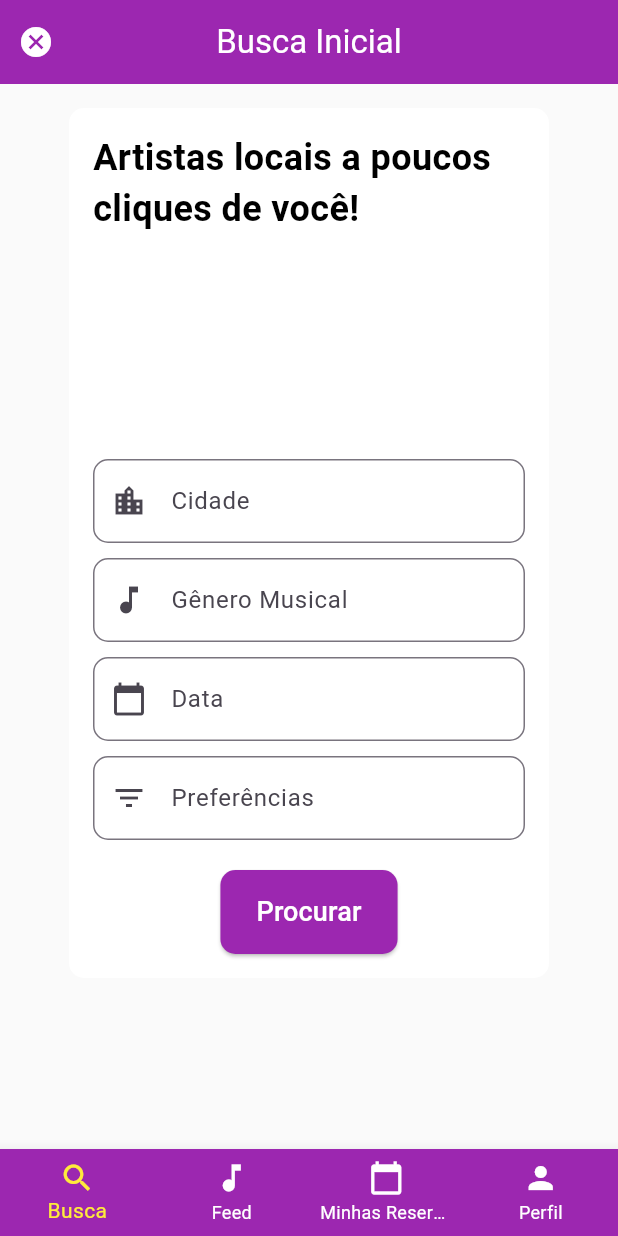
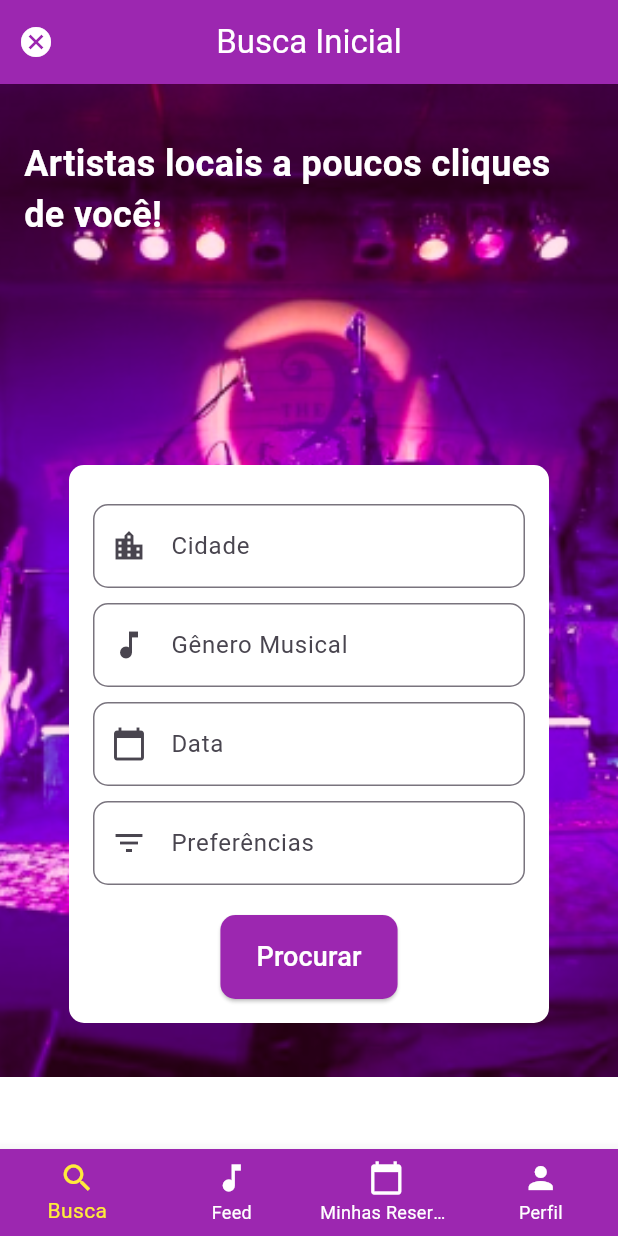
Before and after one commit to antoniosereno95/marcasom, a Flutter app: the BuscaInicial screen opened by its route, on a phone screen of 412 x 824 dp. Run offline on Flutter 3.47's test engine with Material 3 defaults, Android fonts, the phone set to English and light mode, and no system bars; our stand-ins replace flutter_svg.

Commit message:
Adicionando Imagem de background

```diff
--- a/lib/screens/buscaInicial.dart
+++ b/lib/screens/buscaInicial.dart
@@ -1,24 +1,47 @@
 import 'package:flutter/material.dart';
-
 import '../widgets/MarcasomAppBar.dart';
+import '../widgets/SearchArtist.dart';
 import '../widgets/barraNavegacao.dart';
-import '../widgets/searchArtist.dart';
 
 class BuscaInicial extends StatelessWidget {
-  const BuscaInicial({super.key});
+  const BuscaInicial({Key? key}) : super(key: key);
 
   @override
   Widget build(BuildContext context) {
     return Scaffold(
       appBar: const MarcasomAppBar(title: 'Busca Inicial'),
-      backgroundColor: const Color(0xFFFAFAFA),
-      body: SingleChildScrollView(
-            child: Padding(
-              padding: const EdgeInsets.all(16.0),
-              child: SearchArtist(),
+      backgroundColor: Colors.transparent,
+      body: Container(
+        decoration: const BoxDecoration(
+          image: DecorationImage(
+            image: AssetImage("lib/assets/marcasom 1.png"),
+            fit: BoxFit.cover,
+          ),
+        ),
+        child: SingleChildScrollView(
+          child: Padding(
+            padding: const EdgeInsets.all(16.0),
+            child: Column(
+              crossAxisAlignment: CrossAxisAlignment.start,
+              children: [
+                const SizedBox(height: 20),
+                const Text(
+                  'Artistas locais a poucos cliques de você!',
+                  style: TextStyle(
+                    fontSize: 24,
+                    fontWeight: FontWeight.bold,
+                    color: Colors.white,
+                  ),
+                ),
+                const SizedBox(height: 150),
+                 SearchArtist(),
+                 const SizedBox(height: 20)
+              ],
             ),
           ),
-      bottomNavigationBar: BarraDeNavegacao(selectedIndex: 0),
+        ),
+      ),
+      bottomNavigationBar: BarraDeNavegacao(selectedIndex: 0), // Barra de navegação na parte inferior
     );
   }
 }
--- a/lib/widgets/searchArtist.dart
+++ b/lib/widgets/searchArtist.dart
@@ -4,74 +4,67 @@ class SearchArtist extends StatelessWidget {
   @override
   Widget build(BuildContext context) {
     return Container(
-      margin: EdgeInsets.symmetric(horizontal: 30.0),
-      padding: EdgeInsets.all(16.0),
+      margin: const EdgeInsets.symmetric(horizontal: 30.0),
+      padding: const EdgeInsets.all(16.0),
+      alignment: Alignment.center,
       decoration: BoxDecoration(
         color: Colors.white,
         borderRadius: BorderRadius.circular(10.0),
       ),
       child: Column(
         children: [
-          Text(
-            'Artistas locais a poucos cliques de você!',
-            style: TextStyle(
-              fontSize: 24,
-              fontWeight: FontWeight.bold,
-              color: Colors.black,
-            ),
-          ),
-          SizedBox(height: 150),
+          const SizedBox(height: 10),
           TextField(
             decoration: InputDecoration(
-              prefixIcon: Icon(Icons.location_city),
+              prefixIcon: const Icon(Icons.location_city),
               hintText: 'Cidade',
               border: OutlineInputBorder(
                 borderRadius: BorderRadius.circular(10.0),
               ),
             ),
           ),
-          SizedBox(height: 10),
+          const SizedBox(height: 10),
           TextField(
             decoration: InputDecoration(
-              prefixIcon: Icon(Icons.music_note),
+              prefixIcon: const Icon(Icons.music_note),
               hintText: 'Gênero Musical',
               border: OutlineInputBorder(
                 borderRadius: BorderRadius.circular(10.0),
               ),
             ),
           ),
-          SizedBox(height: 10),
+          const SizedBox(height: 10),
           TextField(
             decoration: InputDecoration(
-              prefixIcon: Icon(Icons.calendar_today),
+              prefixIcon: const Icon(Icons.calendar_today),
               hintText: 'Data',
               border: OutlineInputBorder(
                 borderRadius: BorderRadius.circular(10.0),
               ),
             ),
           ),
-          SizedBox(height: 10),
+          const SizedBox(height: 10),
           TextField(
             decoration: InputDecoration(
-              prefixIcon: Icon(Icons.filter_list),
+              prefixIcon: const Icon(Icons.filter_list),
               hintText: 'Preferências',
               border: OutlineInputBorder(
                 borderRadius: BorderRadius.circular(10.0),
               ),
             ),
           ),
-          SizedBox(height: 20),
+          const SizedBox(height: 20),
           ElevatedButton(
             onPressed: () {
               // Ação ao clicar no botão de procurar
             },
             style: ElevatedButton.styleFrom(
-              backgroundColor: Color(0xFF9C27B0),
+              backgroundColor: const Color(0xFF9C27B0),
               shape: RoundedRectangleBorder(
                 borderRadius: BorderRadius.circular(10.0),
               ),
             ),
-            child: Padding(
+            child: const Padding(
               padding: EdgeInsets.symmetric(vertical: 15.0),
               child: Text(
                 'Procurar',
--- a/pubspec.yaml
+++ b/pubspec.yaml
@@ -25,3 +25,4 @@ flutter:
     - lib/assets/Logo-LoginCadastro.svg
     - lib/assets/Logo-Tela de Loading.svg
     - lib/assets/ImagemDaHome.svg
+    - lib/assets/marcasom 1.png
```
Also changed, not shown: lib/assets/marcasom 1.png (added).
